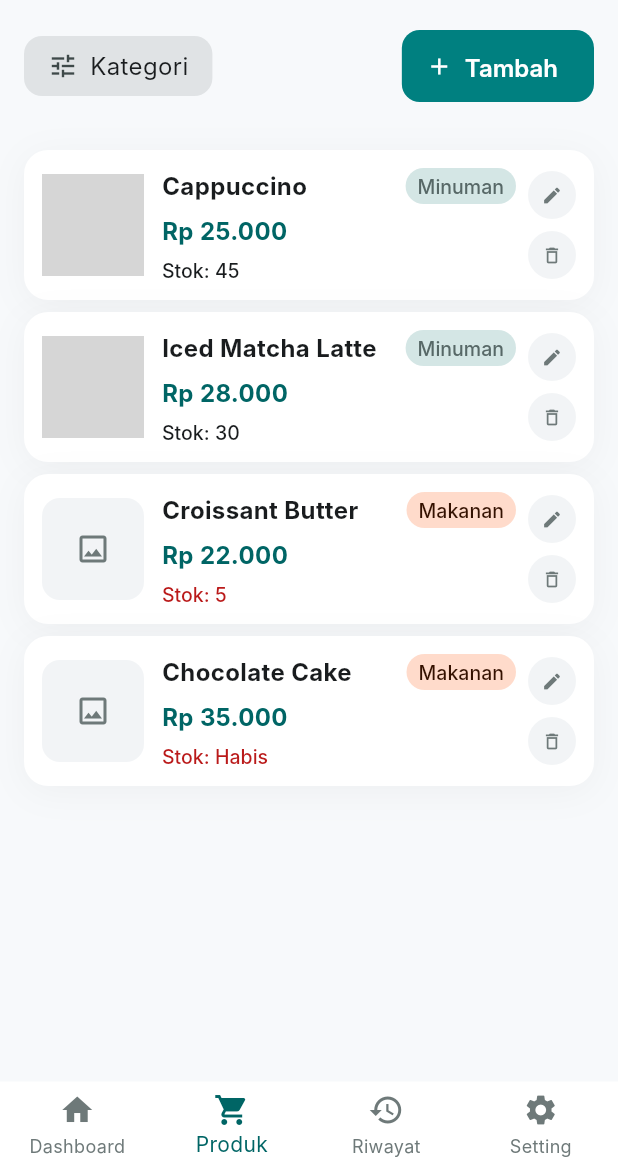
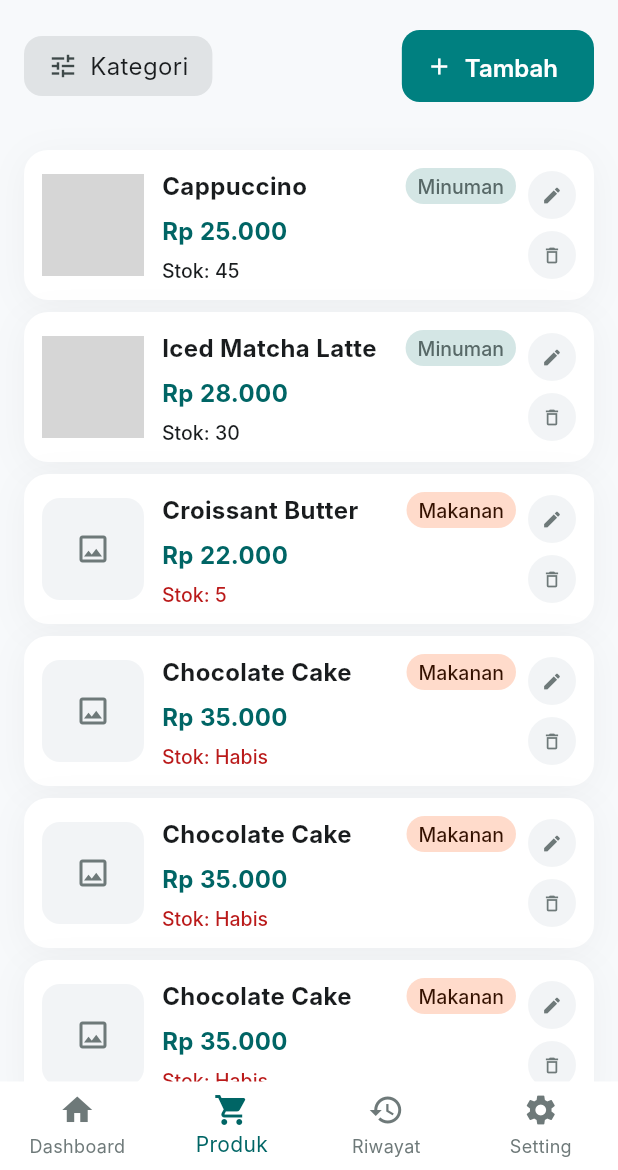
Before and after one commit to krisnaCIHUUUY/henshinn, a Flutter app: the ProductListScreen screen opened by its route, on a phone screen of 412 x 824 dp, the part 66-1236 px from its top. Run offline on Flutter 3.47's test engine with Material 3 defaults, Android fonts, the phone set to English and light mode, and no system bars; our stand-ins replace dartz, drift, equatable, flutter_bloc, freezed_annotation, go_router; accounts and stored records are empty; generated files the repository leaves out were written again; Roboto replaces fonts that are missing (Inter); grey boxes are pictures that could not be loaded.

Commit message:
fix: Remove Expanded widget from Dashboard, Setting, and Transaction History screens to resolve layout issues feat: Update ProductListScreen to use CustomScrollView and Slivers for improved performance and layout refactor: Clean up main.dart by removing unused imports

```diff
--- a/lib/features/dashboard/presentation/screens/dashboard_screen.dart
+++ b/lib/features/dashboard/presentation/screens/dashboard_screen.dart
@@ -5,6 +5,6 @@ class DashboardScreen extends StatelessWidget {
 
   @override
   Widget build(BuildContext context) {
-    return Expanded(child: Center(child: Text("halaman dashboard")));
+    return const Center(child: Text("halaman dashboard"));
   }
 }
--- a/lib/features/product/presentation/screens/product_list_screen.dart
+++ b/lib/features/product/presentation/screens/product_list_screen.dart
@@ -66,6 +66,48 @@ final List<_DummyProduct> _dummyProducts = [
     stock: 0,
     categoryId: 2,
   ),
+  const _DummyProduct(
+    id: 4,
+    name: 'Chocolate Cake',
+    price: 35000,
+    stock: 0,
+    categoryId: 2,
+  ),
+  const _DummyProduct(
+    id: 4,
+    name: 'Chocolate Cake',
+    price: 35000,
+    stock: 0,
+    categoryId: 2,
+  ),
+  const _DummyProduct(
+    id: 4,
+    name: 'Chocolate Cake',
+    price: 35000,
+    stock: 0,
+    categoryId: 2,
+  ),
+  const _DummyProduct(
+    id: 4,
+    name: 'Chocolate Cake',
+    price: 35000,
+    stock: 0,
+    categoryId: 2,
+  ),
+  const _DummyProduct(
+    id: 4,
+    name: 'Chocolate Cake',
+    price: 35000,
+    stock: 0,
+    categoryId: 2,
+  ),
+  const _DummyProduct(
+    id: 4,
+    name: 'Chocolate Cake',
+    price: 35000,
+    stock: 0,
+    categoryId: 2,
+  ),
 ];
 
 class ProductListScreen extends StatelessWidget {
@@ -73,10 +115,14 @@ class ProductListScreen extends StatelessWidget {
 
   @override
   Widget build(BuildContext context) {
-    return Column(
-      crossAxisAlignment: CrossAxisAlignment.stretch,
-      children: [
-        Padding(
+    // Fix: sama seperti transaction_history_screen.dart:12
+    // Hilangkan Column + Expanded karena parent (StatefulNavigationShell / IndexedStack)
+    // bukan Flex sehingga Expanded memicu "Incorrect use of ParentDataWidget".
+    // Solusi tanpa Scaffold: gunakan CustomScrollView + Slivers.
+    return CustomScrollView(
+      slivers: [
+        SliverToBoxAdapter(
+          child: Padding(
             padding: const EdgeInsets.symmetric(
               horizontal: AppSpacing.gutter,
               vertical: AppSpacing.sm,
@@ -107,7 +153,6 @@ class ProductListScreen extends StatelessWidget {
                     ),
                   ),
                 ),
-
                 const Spacer(),
                 ElevatedButton.icon(
                   onPressed: () {},
@@ -124,15 +169,16 @@ class ProductListScreen extends StatelessWidget {
               ],
             ),
           ),
-        SizedBox(height: AppSpacing.lg),
-        Expanded(
-          child: ListView.separated(
+        ),
+        SliverToBoxAdapter(child: SizedBox(height: AppSpacing.lg)),
+        SliverPadding(
           padding: const EdgeInsets.fromLTRB(
             AppSpacing.gutter,
             0,
             AppSpacing.gutter,
             AppSpacing.gutter,
           ),
+          sliver: SliverList.separated(
             itemCount: _dummyProducts.length,
             separatorBuilder: (_, _) => const SizedBox(height: AppSpacing.sm),
             itemBuilder: (context, index) =>
--- a/lib/features/setting/presentation/screens/setting_screen.dart
+++ b/lib/features/setting/presentation/screens/setting_screen.dart
@@ -5,6 +5,6 @@ class SettingScreen extends StatelessWidget {
 
   @override
   Widget build(BuildContext context) {
-    return Expanded(child: Center(child: Text("halaman setting")));
+    return const Center(child: Text("halaman setting"));
   }
 }
--- a/lib/main.dart
+++ b/lib/main.dart
@@ -1,10 +1,6 @@
 import 'package:flutter/material.dart';
 import 'package:henshin/core/router/app_router.dart';
-// import 'package:henshin/app.dart';
 import 'package:henshin/core/theme/app_theme.dart';
-
-// import 'package:henshin/features/product/presentation/screens/product_list_screen.dart';
-// import 'package:henshin/features/product/presentation/bloc/product_bloc.dart';
 
 void main() {
   runApp(const MyApp());
```
Also changed, not shown: lib/features/transaction/presentation/screens/transaction_history_screen.dart (+120 -2 lines). Lines whose indentation alone changed are shown as unchanged.
